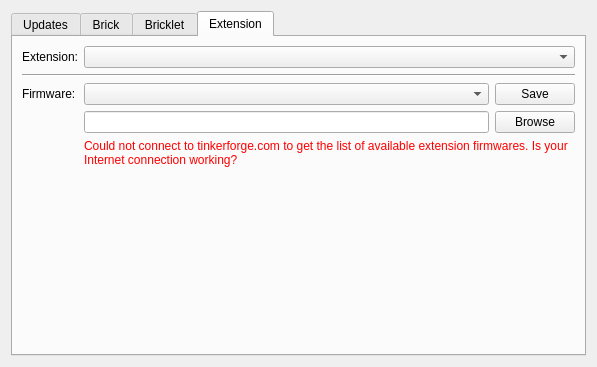
This is src/brickv/ui/flashing.ui in Tinkerforge/brickv as Qt 5 draws it before an edit. The edited form follows.
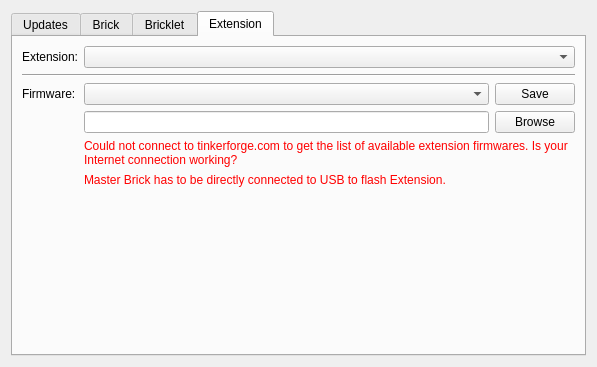
This is the edited form. The open tabs and pages were chosen to show the change.

Commit message: wifi-v2: Add check to only allow flashing over USB connected Master Brick

```diff
--- a/src/brickv/ui/flashing.ui
+++ b/src/brickv/ui/flashing.ui
@@ -491,6 +491,19 @@
            </property>
           </widget>
          </item>
+         <item row="5" column="1" colspan="2">
+          <widget class="QLabel" name="label_extension_firmware_usb_hint">
+           <property name="styleSheet">
+            <string notr="true">color: red;</string>
+           </property>
+           <property name="text">
+            <string>Master Brick has to be directly connected to USB to flash Extension.</string>
+           </property>
+           <property name="wordWrap">
+            <bool>true</bool>
+           </property>
+          </widget>
+         </item>
         </layout>
        </item>
        <item>
```
Left out of the diff: 2 changed lines with no effect on the pictures. The commit also changes 4 other files.
